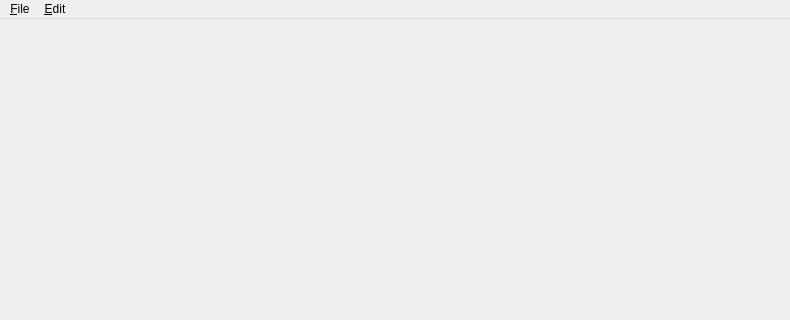
Qt form src/mainwindow.ui (hawaii-desktop/hawaii-terminal) before a commit; both pictures show x 0 to 790 and y 0 to 320 of the 790 by 590 pixel window.
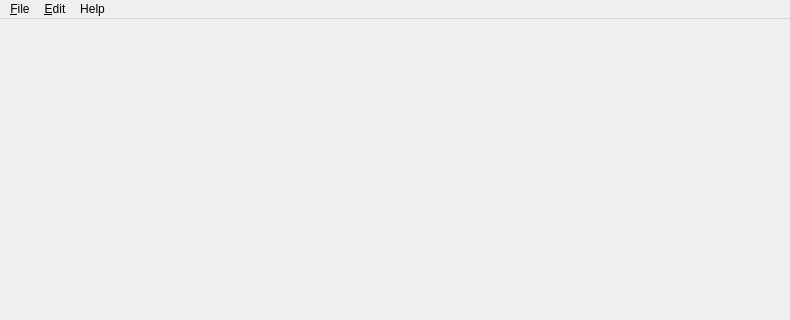
The same form after that commit. Icons and pictures are not drawn.

Commit message: fixed typo, added About dialog

The edit to the form file:
```diff
--- a/src/mainwindow.ui
+++ b/src/mainwindow.ui
@@ -42,7 +42,7 @@
      <x>0</x>
      <y>0</y>
      <width>790</width>
-     <height>25</height>
+     <height>19</height>
     </rect>
    </property>
    <widget class="QMenu" name="menu_File">
@@ -66,8 +66,15 @@
     <addaction name="separator"/>
     <addaction name="actionFind"/>
    </widget>
+   <widget class="QMenu" name="menuHelp">
+    <property name="title">
+     <string>Help</string>
+    </property>
+    <addaction name="actionAbout"/>
+   </widget>
    <addaction name="menu_File"/>
    <addaction name="menu_Edit"/>
+   <addaction name="menuHelp"/>
   </widget>
   <action name="actionNewTab">
    <property name="icon">
```
Left out of the diff: 19 changed lines with no effect on the pictures. The commit also changes 3 other files.
